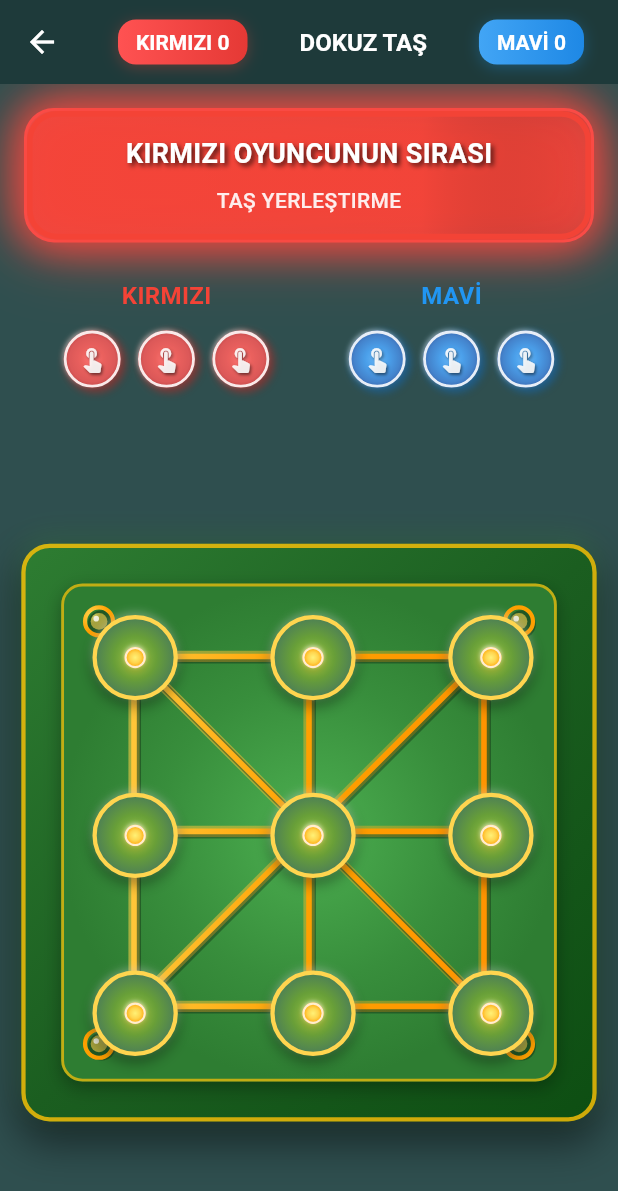
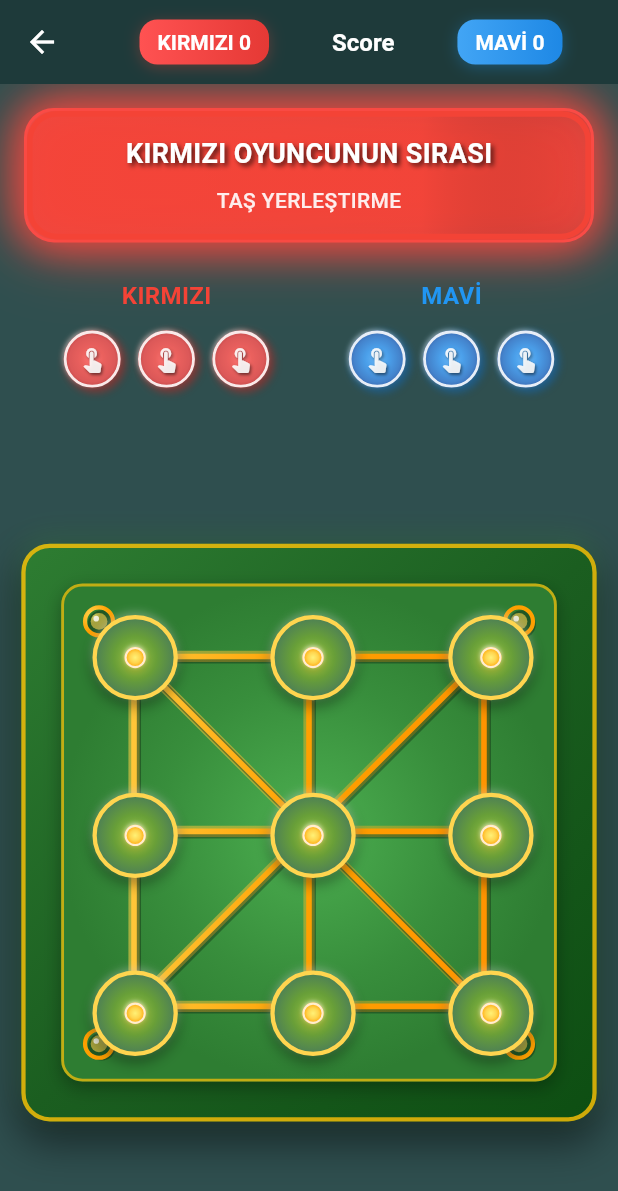
Before and after one commit to MustafaYuce00/dokuztas, a Flutter app: the GameScreen screen opened directly, on a phone screen of 412 x 824 dp. Shown: the top 1191 px of the screen. Run offline on Flutter 3.47's test engine with Material 3 defaults, Android fonts, the phone set to English and light mode, and no system bars; our stand-ins replace audioplayers.

Commit message:
tasarım
yazı score olarak değişti

```diff
--- a/lib/screens/game_screen.dart
+++ b/lib/screens/game_screen.dart
@@ -219,7 +219,7 @@ class _GameScreenState extends State<GameScreen> with TickerProviderStateMixin {
     return Scaffold(
       backgroundColor: const Color(0xFF2F4F4F),
       appBar: AppBar(
-        title: Row(
+      title: Row(
           mainAxisAlignment: MainAxisAlignment.spaceAround,
 
 
@@ -248,16 +248,14 @@ class _GameScreenState extends State<GameScreen> with TickerProviderStateMixin {
                 ),
               ),
             ),
-            const SizedBox(width: 8),
            const Text(
-              'DOKUZ TAŞ',
+              'Score',
               style: TextStyle(
                 color: Colors.white,
                 fontWeight: FontWeight.bold,
                 fontSize: 16,
               ),
             ),
-           const SizedBox(width: 8),
             Container(
               padding: const EdgeInsets.symmetric(horizontal: 12, vertical: 6),
               decoration: BoxDecoration(
```
